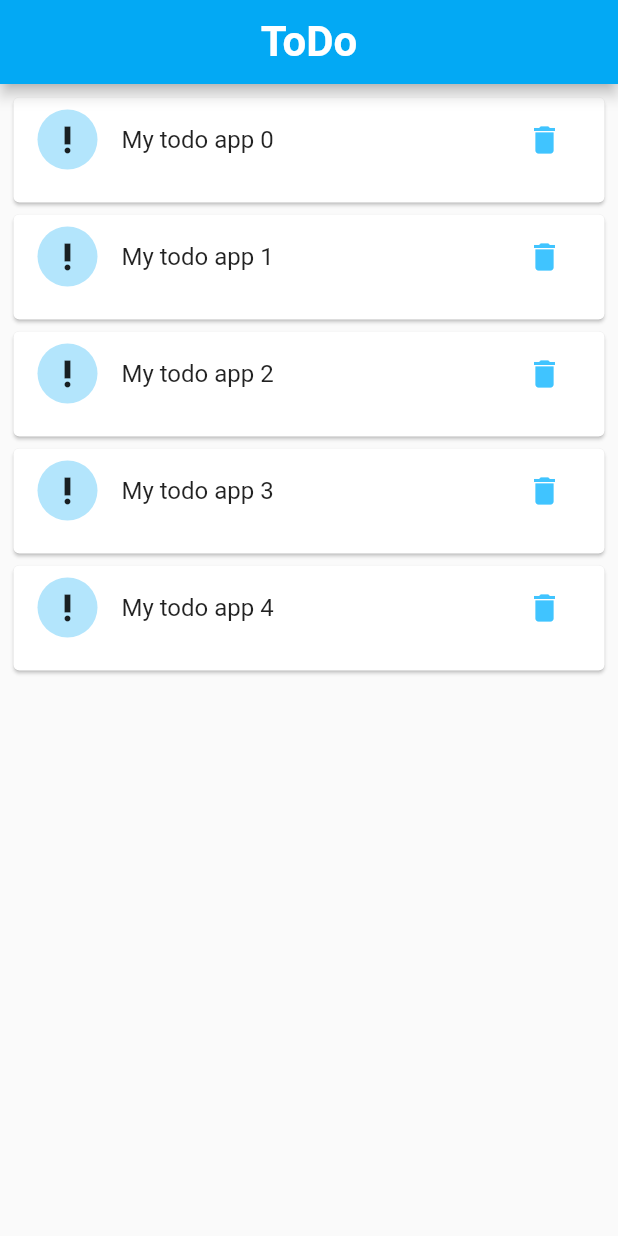
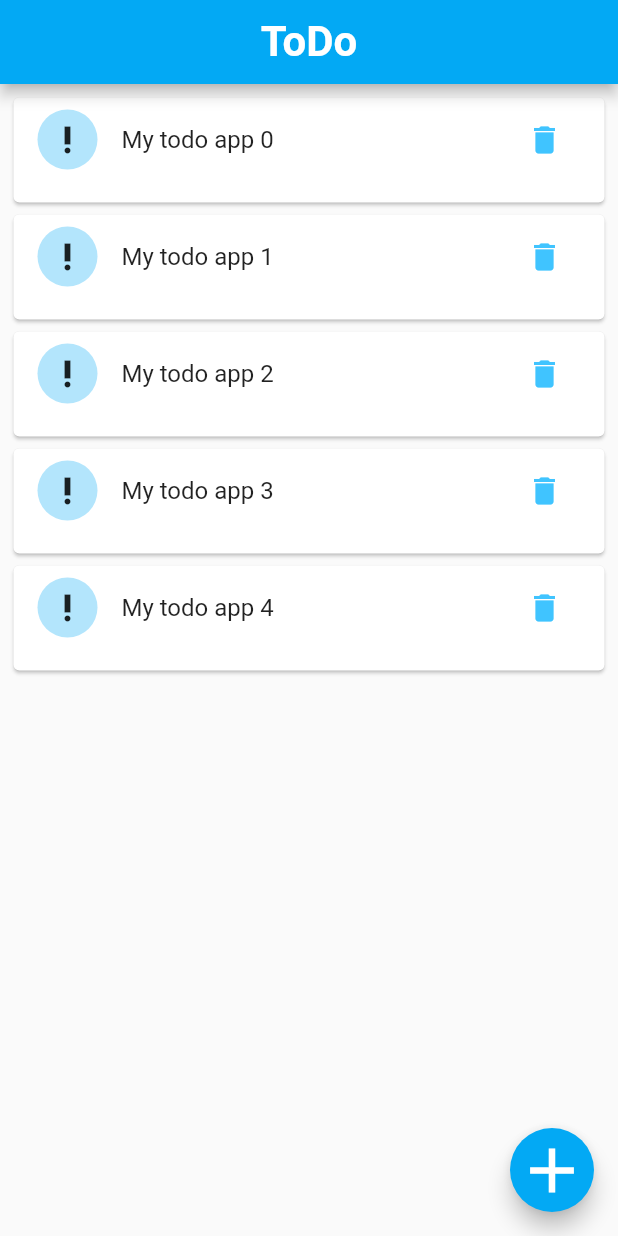
Before and after one commit to iamsourav37/my_first_todo_app, a Flutter app: the screen it shows after launch, on a phone screen of 412 x 824 dp. Run offline on Flutter 3.47's test engine with Material 2 defaults, Android fonts, the phone set to English and light mode, and no system bars.

Commit message:
add the floating action button

```diff
--- a/lib/screens/home_page.dart
+++ b/lib/screens/home_page.dart
@@ -20,6 +20,16 @@ class _HomePageState extends State<HomePage> {
           ),
         ),
         centerTitle: true,
+      ),
+      floatingActionButton: FloatingActionButton(
+        onPressed: () {
+          log("add button clicked");
+        },
+        child: Icon(
+          Icons.add,
+          color: Colors.white,
+          size: 50.0,
+        ),
       ),
       body: Container(
         margin: EdgeInsets.all(5.0),
```
